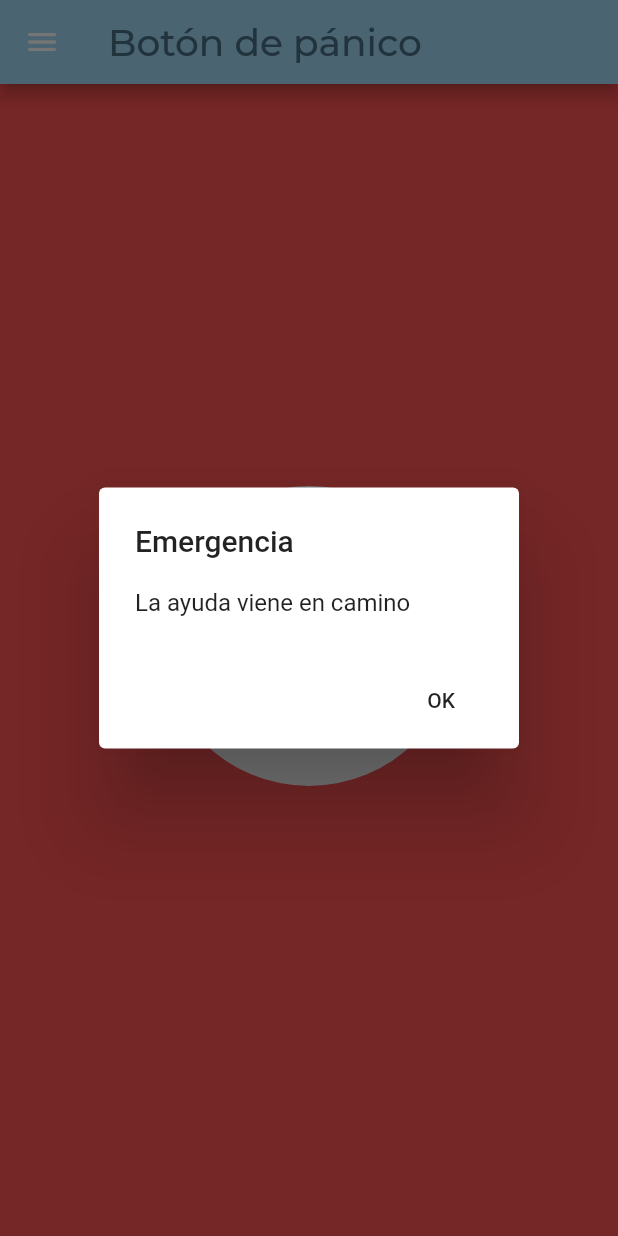
After one commit to sanchezpili6/SafeCampus, a Flutter app: the emergencia screen opened directly, after a tap on "PÁNICO", on a phone screen of 412 x 824 dp. The commit adds this screen. Run offline on Flutter 3.47's test engine with Material 2 defaults, Android fonts, the phone set to English and light mode, and no system bars; our stand-ins replace google_fonts.

Commit message:
Botón de pánico listo

```diff
--- a/lib/hamburguesita.dart
+++ b/lib/hamburguesita.dart
@@ -4,6 +4,7 @@ import 'package:google_fonts/google_fonts.dart';
 import 'package:safecampus/screens/aboutUs.dart';
 import 'package:safecampus/screens/pedirAyuda.dart';
 import 'package:safecampus/screens/provideHelp.dart';
+import 'package:safecampus/screens/emergencia.dart';
 
 class Hamburguesita extends StatelessWidget {
   @override
@@ -65,7 +66,7 @@ class Hamburguesita extends StatelessWidget {
               ),
               ListTile(
                 title: Text(
-                  'Quiero ayuda',
+                  'Pedir ayuda',
                   style: GoogleFonts.montserrat(
                     color: kContraste2,
                     fontWeight: FontWeight.w500,
@@ -97,7 +98,7 @@ class Hamburguesita extends StatelessWidget {
                       context,
                       MaterialPageRoute(
                           builder: (context){
-                            return provideHelp();
+                            return ProvideHelp();
                           }
                       )
                   );
@@ -114,7 +115,14 @@ class Hamburguesita extends StatelessWidget {
                 ),
                 ),
                 onTap: (){
-                  Navigator.pop(context);
+                  Navigator.push(
+                      context,
+                      MaterialPageRoute(
+                          builder: (context){
+                            return emergencia();
+                          }
+                      )
+                  );
                 },
               ),
             ],
--- /dev/null
+++ b/lib/screens/emergencia.dart
@@ -0,0 +1,103 @@
+import 'dart:ui';
+import 'package:safecampus/constants/colors.dart';
+import 'package:flutter/material.dart';
+import 'package:google_fonts/google_fonts.dart';
+import 'package:safecampus/hamburguesita.dart';
+
+
+class emergencia extends StatefulWidget{
+  @override
+  _emergenciaState createState() => _emergenciaState();
+}
+
+class _emergenciaState extends State<emergencia>{
+  @override
+  Widget build(BuildContext context) {
+    return Scaffold(
+      drawer: Hamburguesita(),
+      appBar: AppBar(
+        backgroundColor: kPrimaryColor,
+        title: Text(
+          'Botón de pánico',
+          style: GoogleFonts.montserrat(
+              color: kTitulos,
+              fontWeight: FontWeight.w500,
+              fontSize: 25
+          ),
+        ),
+      ),
+      backgroundColor: Colors.redAccent,
+      body: Padding(
+        padding: EdgeInsets.only(
+          bottom: 32
+        ),
+        child: Stack(
+          children: <Widget>[
+            Center(
+              child: Column(
+                crossAxisAlignment: CrossAxisAlignment.center,
+                mainAxisAlignment: MainAxisAlignment.center,
+                children: <Widget>[
+                  ClipOval(
+                    child: Material(
+                      color: Colors.white, // button color
+                      child: InkWell(
+                        splashColor: Colors.red, // inkwell color
+                        child: SizedBox(width: 200, height: 200, child: Center(
+                          child: Text(
+                              'PÁNICO',
+                              style: GoogleFonts.montserrat(color: Colors.black, fontSize: 30),
+                          ),
+                        )
+                        ),
+                        onTap: () {
+                          return showAlertDialog(context);
+                        },
+                      ),
+                    ),
+                  )
+                ],
+              ),
+            ),
+          ],
+        ),
+      ),
+    );
+  }
+}
+
+showAlertDialog(BuildContext context) {
+
+  // set up the button
+  Widget okButton = FlatButton(
+    child: Text("OK"),
+    onPressed: () {
+      Navigator.push(
+          context,
+          MaterialPageRoute(
+              builder:
+                  (context) {
+                return emergencia();
+              }
+          )
+      );
+    },
+  );
+
+  // set up the AlertDialog
+  AlertDialog alert = AlertDialog(
+    title: Text("Emergencia"),
+    content: Text("La ayuda viene en camino"),
+    actions: [
+      okButton,
+    ],
+  );
+
+  // show the dialog
+  showDialog(
+    context: context,
+    builder: (BuildContext context) {
+      return alert;
+    },
+  );
+}
```
